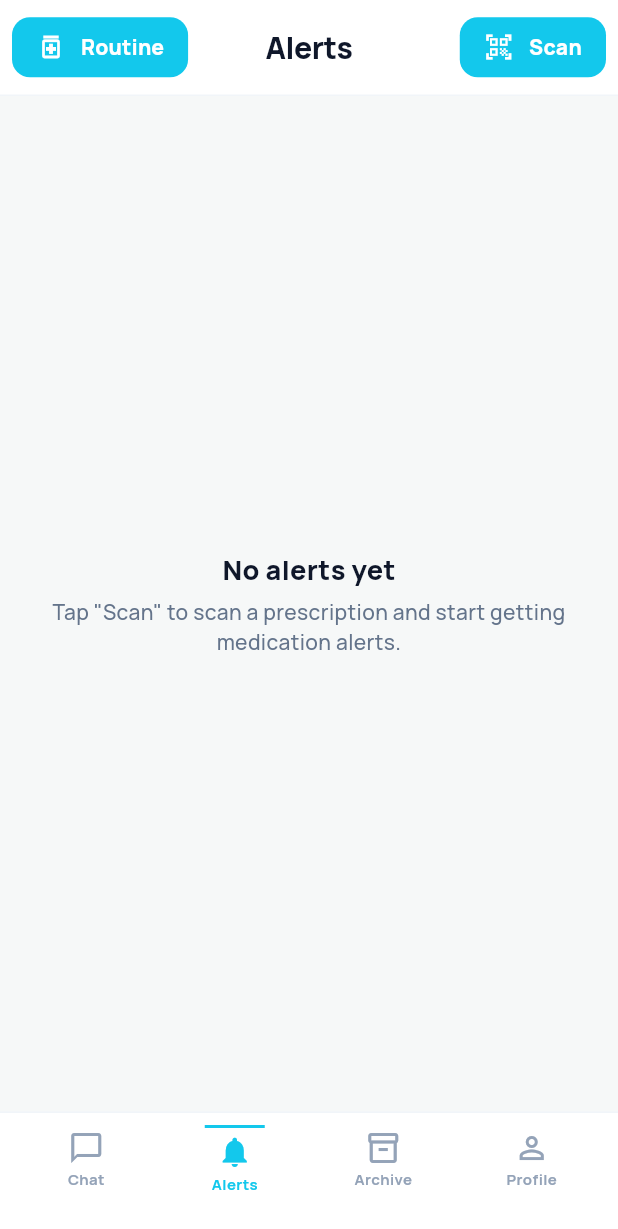
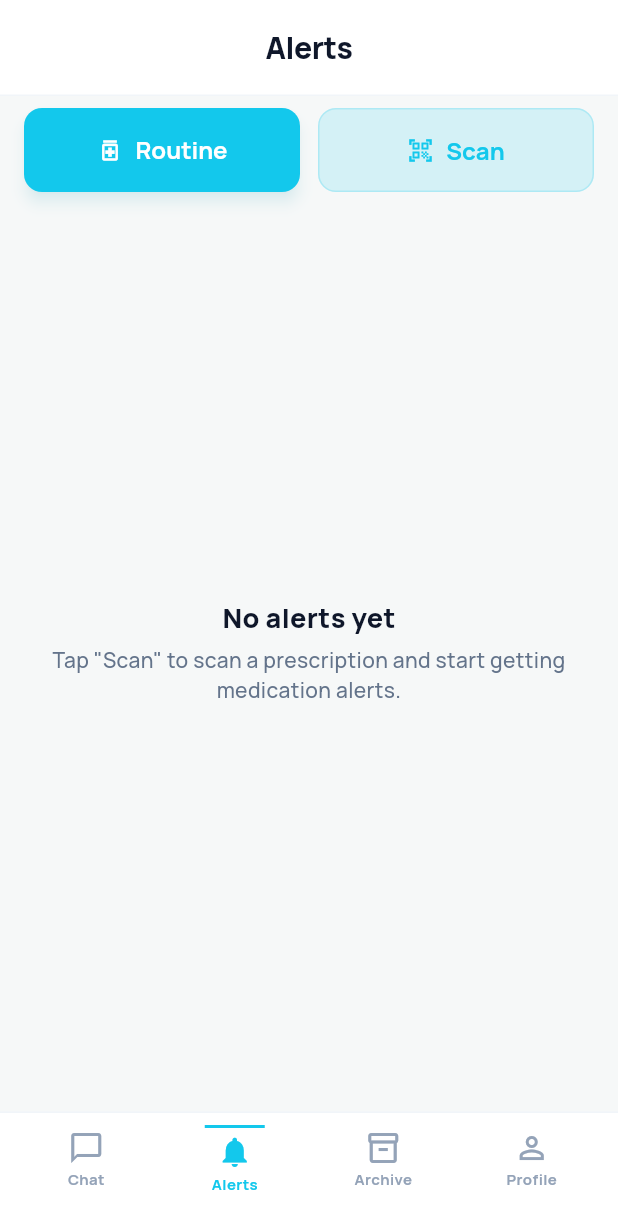
Before and after one commit to sadiajahan97/presmai, a Flutter app: the AlertsScreen screen opened by its route, on a phone screen of 412 x 824 dp. Shown: the top 1229 px of the screen. Run offline on Flutter 3.47's test engine with Material 3 defaults, Android fonts, the light colour scheme and no system bars; our stand-ins replace dio, file_picker, firebase_core, firebase_messaging, flutter_dotenv, flutter_markdown and 4 more; accounts and stored records are empty; generated files the repository leaves out were written again; network calls fail.

```diff
--- a/app/lib/screens/alerts_screen.dart
+++ b/app/lib/screens/alerts_screen.dart
@@ -138,9 +138,16 @@ class _AlertsScreenState extends State<AlertsScreen> {
             PresmaiAppBar(
               title: 'Alerts',
               centerTitle: true,
-              leading: SizedBox(
-                height: 44,
-                child: TextButton(
+            ),
+
+            // Action buttons row (below header)
+            Padding(
+              padding: const EdgeInsets.fromLTRB(16, 8, 16, 0),
+              child: Row(
+                children: [
+                  // Routine button (filled, like New Folder)
+                  Expanded(
+                    child: ElevatedButton.icon(
                       onPressed: _isRoutineLoading
                           ? null
                           : () async {
@@ -165,53 +172,42 @@ class _AlertsScreenState extends State<AlertsScreen> {
                                 setState(() => _isRoutineLoading = false);
                               }
                             },
-                  style: TextButton.styleFrom(
-                    padding: EdgeInsets.zero,
-                    minimumSize: const Size(0, 0),
-                  ),
-                  child: Container(
-                    padding: const EdgeInsets.symmetric(
-                      horizontal: 16,
-                      vertical: 10,
-                    ),
-                    decoration: BoxDecoration(
-                      color: AppColors.primary,
-                      borderRadius: BorderRadius.circular(12),
-                    ),
-                    child: _isRoutineLoading
-                        ? SizedBox(
+                      icon: _isRoutineLoading
+                          ? const SizedBox(
                               width: 18,
                               height: 18,
                               child: CircularProgressIndicator(
                                 strokeWidth: 2,
-                              valueColor: const AlwaysStoppedAnimation<Color>(
-                                Colors.white,
-                              ),
+                                valueColor: AlwaysStoppedAnimation<Color>(Colors.white),
                               ),
                             )
-                        : Row(
-                            mainAxisSize: MainAxisSize.min,
-                            children: [
-                              Icon(
-                                Icons.medication_outlined,
-                                color: AppColors.white,
-                                size: 20,
-                              ),
-                              const SizedBox(width: 10),
-                              Text(
+                          : const Icon(Icons.medication_outlined, color: AppColors.white),
+                      label: Text(
                         'Routine',
                         style: GoogleFonts.manrope(
-                                  fontSize: 14,
-                                  fontWeight: FontWeight.w800,
+                          fontWeight: FontWeight.w700,
                           color: AppColors.white,
                         ),
                       ),
-                            ],
+                      style: ElevatedButton.styleFrom(
+                        backgroundColor: AppColors.primary,
+                        foregroundColor: AppColors.slate900,
+                        padding: const EdgeInsets.symmetric(vertical: 14),
+                        shape: RoundedRectangleBorder(
+                          borderRadius: BorderRadius.circular(12),
+                        ),
+                        elevation: 4,
+                        shadowColor: AppColors.primaryShadow,
                       ),
                     ),
                   ),
+                  const SizedBox(width: 12),
+                  // Scan button (outlined, like Upload)
+                  Expanded(
+                    child: _buildScanPrescriptionButton(),
                   ),
-              trailing: _buildScanPrescriptionMenu(),
+                ],
+              ),
             ),
 
             // Content
@@ -309,9 +305,9 @@ class _AlertsScreenState extends State<AlertsScreen> {
     }
   }
 
-  Widget _buildScanPrescriptionMenu() {
+  Widget _buildScanPrescriptionButton() {
     return PopupMenuButton<String>(
-      offset: const Offset(0, 40),
+      offset: const Offset(0, 56),
       shape: RoundedRectangleBorder(borderRadius: BorderRadius.circular(16)),
       color: AppColors.white,
       elevation: 4,
@@ -322,32 +318,36 @@ class _AlertsScreenState extends State<AlertsScreen> {
         _buildPopupItem(Icons.attach_file_outlined, 'Files', 'files'),
       ],
       onSelected: (value) {
-        // Do not await here; PopupMenuButton expects a synchronous callback.
         _handleScanOption(value);
       },
-      child: Container(
-        padding: const EdgeInsets.symmetric(horizontal: 16, vertical: 10),
-        decoration: BoxDecoration(
+      child: IgnorePointer(
+        child: OutlinedButton.icon(
+          onPressed: () {}, // visual only; taps handled by PopupMenuButton above
+          icon: const Icon(Icons.qr_code_scanner_outlined, color: AppColors.primary),
+          label: Text(
+            'Scan',
+            style: GoogleFonts.manrope(
+              fontSize: 16,
+              fontWeight: FontWeight.w700,
               color: AppColors.primary,
+            ),
+          ),
+          style: OutlinedButton.styleFrom(
+            backgroundColor: AppColors.primaryLight.withValues(alpha: 0.15),
+            minimumSize: const Size(double.infinity, 56),
+            padding: const EdgeInsets.symmetric(vertical: 14),
+            shape: RoundedRectangleBorder(
               borderRadius: BorderRadius.circular(12),
             ),
-        child: Row(
-          mainAxisSize: MainAxisSize.min,
-          children: [
-            Icon(Icons.qr_code_scanner_outlined, color: AppColors.white, size: 20),
-            const SizedBox(width: 10),
-            Text(
-              'Scan',
-              style: GoogleFonts.manrope(
-                fontSize: 14,
-                fontWeight: FontWeight.w800,
-                color: AppColors.white,
+            side: BorderSide(color: AppColors.primary.withValues(alpha: 0.2)),
           ),
-            ),
-          ],
         ),
       ),
     );
+  }
+
+  Widget _buildScanPrescriptionMenu() {
+    return _buildScanPrescriptionButton();
   }
 
   void _handleScanOption(String value) {
--- a/app/lib/screens/sign_up_screen.dart
+++ b/app/lib/screens/sign_up_screen.dart
@@ -229,6 +229,7 @@ class _SignUpScreenState extends State<SignUpScreen> {
                             value: _termsAccepted,
                             onChanged: (v) => setState(() => _termsAccepted = v ?? false),
                             activeColor: AppColors.primary,
+                            checkColor: AppColors.white,
                             shape: RoundedRectangleBorder(borderRadius: BorderRadius.circular(4)),
                             side: const BorderSide(color: AppColors.slate200),
                           ),
--- a/app/lib/widgets/primary_button.dart
+++ b/app/lib/widgets/primary_button.dart
@@ -27,9 +27,9 @@ class PrimaryButton extends StatelessWidget {
           ? OutlinedButton(
               onPressed: onPressed,
               style: OutlinedButton.styleFrom(
-                foregroundColor: AppColors.slate900,
-                backgroundColor: AppColors.slate200,
-                side: BorderSide(color: AppColors.slate300),
+                foregroundColor: AppColors.primary,
+                backgroundColor: AppColors.primaryLight.withValues(alpha: 0.15),
+                side: BorderSide(color: AppColors.primary.withValues(alpha: 0.2)),
                 shape: RoundedRectangleBorder(
                   borderRadius: BorderRadius.circular(12),
                 ),
@@ -40,7 +40,7 @@ class PrimaryButton extends StatelessWidget {
                       height: 24,
                       child: CircularProgressIndicator(
                         strokeWidth: 2,
-                        valueColor: AlwaysStoppedAnimation<Color>(AppColors.slate900),
+                        valueColor: AlwaysStoppedAnimation<Color>(AppColors.primary),
                       ),
                     )
                   : Text(
@@ -48,6 +48,7 @@ class PrimaryButton extends StatelessWidget {
                       style: GoogleFonts.manrope(
                         fontSize: 18,
                         fontWeight: FontWeight.w700,
+                        color: AppColors.primary,
                       ),
                     ),
             )
```
Also changed, not shown: 2 other files. Lines whose indentation alone changed are shown as unchanged.
